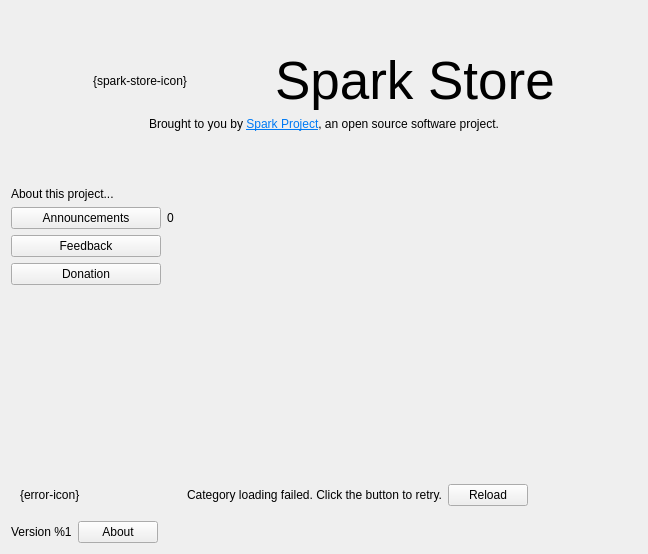
Qt form gui/page/ui/homepage.ui (spark-store-project/spark-store) before a commit.
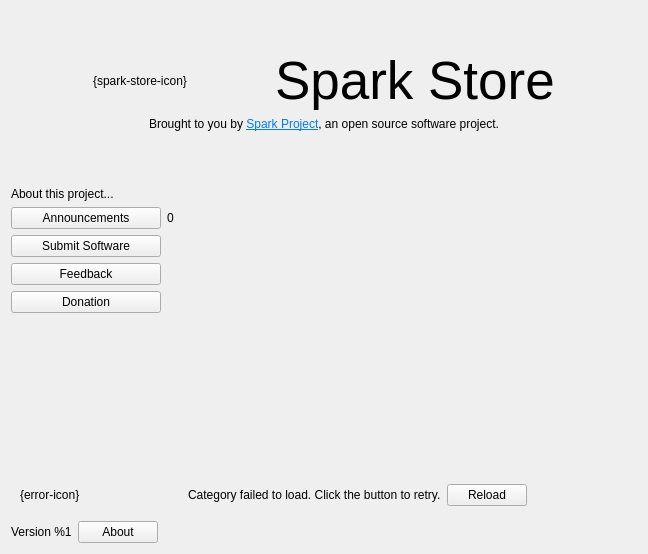
The same form after that commit. Custom widgets are drawn as their Qt base class.

Commit message: 添加投稿按钮

Diff of the .ui file:
```diff
--- a/gui/page/ui/homepage.ui
+++ b/gui/page/ui/homepage.ui
@@ -101,8 +101,8 @@
     <layout class="QHBoxLayout" name="horizontalLayout_2">
      <item>
       <layout class="QGridLayout" name="vlayBtns">
-       <item row="1" column="0">
-        <widget class="QPushButton" name="btnAnnouncements">
+       <item row="1" column="1">
+        <widget class="SpkNotifyDot" name="lblNewAnnouncement">
          <property name="sizePolicy">
           <sizepolicy hsizetype="Fixed" vsizetype="Fixed">
            <horstretch>0</horstretch>
@@ -111,31 +111,12 @@
          </property>
          <property name="minimumSize">
           <size>
-           <width>150</width>
-           <height>0</height>
+           <width>20</width>
+           <height>20</height>
           </size>
          </property>
          <property name="text">
-          <string>Announcements</string>
-         </property>
-        </widget>
-       </item>
-       <item row="2" column="0">
-        <widget class="QPushButton" name="btnFeedback">
-         <property name="sizePolicy">
-          <sizepolicy hsizetype="Fixed" vsizetype="Fixed">
-           <horstretch>0</horstretch>
-           <verstretch>0</verstretch>
-          </sizepolicy>
-         </property>
-         <property name="minimumSize">
-          <size>
-           <width>150</width>
-           <height>0</height>
-          </size>
-         </property>
-         <property name="text">
-          <string>Feedback</string>
+          <string>0</string>
          </property>
         </widget>
        </item>
@@ -147,6 +128,25 @@
         </widget>
        </item>
        <item row="3" column="0">
+        <widget class="QPushButton" name="btnFeedback">
+         <property name="sizePolicy">
+          <sizepolicy hsizetype="Fixed" vsizetype="Fixed">
+           <horstretch>0</horstretch>
+           <verstretch>0</verstretch>
+          </sizepolicy>
+         </property>
+         <property name="minimumSize">
+          <size>
+           <width>150</width>
+           <height>0</height>
+          </size>
+         </property>
+         <property name="text">
+          <string>Feedback</string>
+         </property>
+        </widget>
+       </item>
+       <item row="4" column="0">
         <widget class="QPushButton" name="btnDonation">
          <property name="sizePolicy">
           <sizepolicy hsizetype="Fixed" vsizetype="Fixed">
@@ -165,8 +165,8 @@
          </property>
         </widget>
        </item>
-       <item row="1" column="1">
-        <widget class="SpkNotifyDot" name="lblNewAnnouncement">
+       <item row="1" column="0">
+        <widget class="QPushButton" name="btnAnnouncements">
          <property name="sizePolicy">
           <sizepolicy hsizetype="Fixed" vsizetype="Fixed">
            <horstretch>0</horstretch>
@@ -175,12 +175,37 @@
          </property>
          <property name="minimumSize">
           <size>
-           <width>20</width>
-           <height>20</height>
+           <width>150</width>
+           <height>0</height>
           </size>
          </property>
          <property name="text">
-          <string>0</string>
+          <string>Announcements</string>
+         </property>
+        </widget>
+       </item>
+       <item row="2" column="0">
+        <widget class="QPushButton" name="btnSubmit">
+         <property name="sizePolicy">
+          <sizepolicy hsizetype="Fixed" vsizetype="Fixed">
+           <horstretch>0</horstretch>
+           <verstretch>0</verstretch>
+          </sizepolicy>
+         </property>
+         <property name="minimumSize">
+          <size>
+           <width>150</width>
+           <height>0</height>
+          </size>
+         </property>
+         <property name="maximumSize">
+          <size>
+           <width>16777215</width>
+           <height>16777215</height>
+          </size>
+         </property>
+         <property name="text">
+          <string>Submit Software</string>
          </property>
         </widget>
        </item>
@@ -252,7 +277,7 @@
          </sizepolicy>
         </property>
         <property name="text">
-         <string>Category loading failed. Click the button to retry.</string>
+         <string>Category failed to load. Click the button to retry.</string>
         </property>
        </widget>
       </item>
```
The commit also changes 1 other file.
